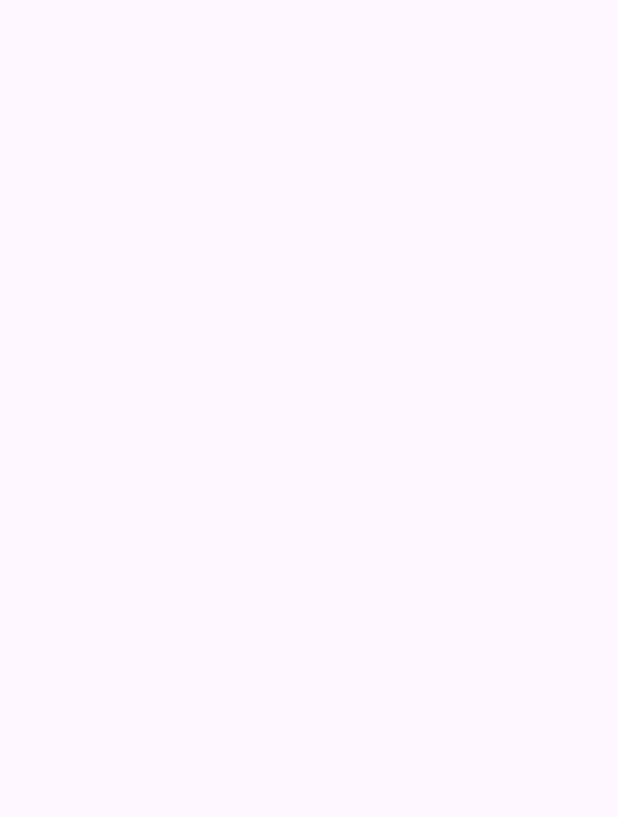
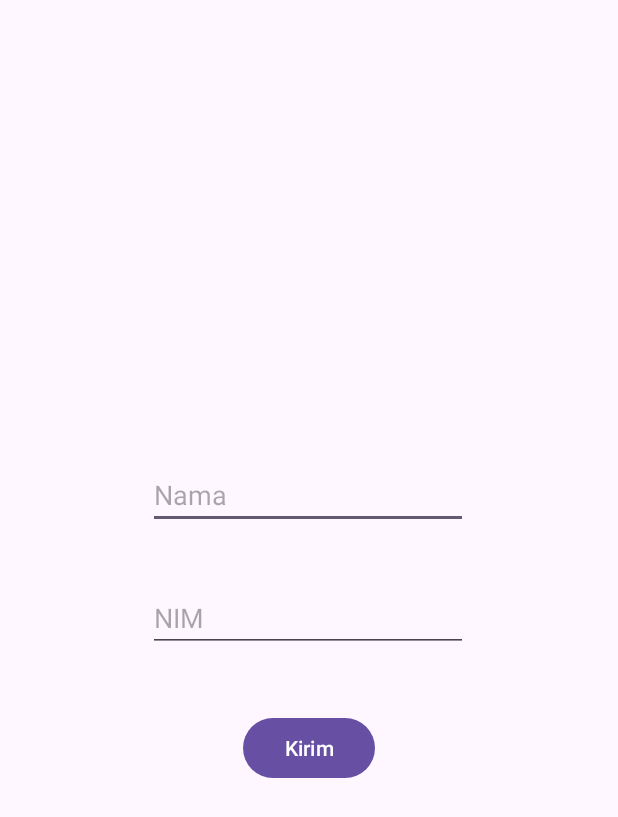
Before and after one commit to LukasKrisna/android-dasar, an Android app: the IntentForm screen opened directly, with no data from a screen before it, on a phone screen of 412 x 824 dp. Before the commit the part shown is empty. Shown: the top 817 px of the screen. Run offline under Robolectric (Android 15) with nearby library versions, the phone set to English and light mode, and no system bars.

Commit message:
Pass Data between Activities using intent fix

```diff
--- a/app/src/main/AndroidManifest.xml
+++ b/app/src/main/AndroidManifest.xml
@@ -12,6 +12,9 @@
         android:supportsRtl="true"
         android:theme="@style/Theme.HelloWorld"
         tools:targetApi="31">
+        <activity
+            android:name=".IntentFormResult"
+            android:exported="false" />
         <activity
             android:name=".IntentForm"
             android:exported="false" />
@@ -29,7 +32,7 @@
             android:exported="false" />
         <activity
             android:name=".MainActivity"
-            android:exported="false"></activity>
+            android:exported="false" />
     </application>
 
 </manifest>
--- a/app/src/main/java/com/lukas202201011/helloworld/IntentForm.java
+++ b/app/src/main/java/com/lukas202201011/helloworld/IntentForm.java
@@ -2,7 +2,11 @@ package com.lukas202201011.helloworld;
 
 import androidx.appcompat.app.AppCompatActivity;
 
+import android.content.Intent;
 import android.os.Bundle;
+import android.view.View;
+import android.widget.Button;
+import android.widget.EditText;
 
 public class IntentForm extends AppCompatActivity {
 
@@ -10,5 +14,22 @@ public class IntentForm extends AppCompatActivity {
     protected void onCreate(Bundle savedInstanceState) {
         super.onCreate(savedInstanceState);
         setContentView(R.layout.activity_intent_form);
+
+        EditText mEditTextNama = findViewById(R.id.editTextNama);
+        EditText mEditTextNIM = findViewById(R.id.editTextNIM);
+        Button mButtonKirim = findViewById(R.id.buttonKirimIntentForm);
+
+        mButtonKirim.setOnClickListener(new View.OnClickListener() {
+            @Override
+            public void onClick(View view) {
+                String name = mEditTextNama.getText().toString();
+                String nim = mEditTextNIM.getText().toString();
+
+                Intent intent = new Intent(IntentForm.this, IntentFormResult.class);
+                intent.putExtra("NAMA", name);
+                intent.putExtra("NIM", nim);
+                startActivity(intent);
+            }
+        });
     }
 }
--- a/app/src/main/res/layout/activity_intent_form.xml
+++ b/app/src/main/res/layout/activity_intent_form.xml
@@ -6,4 +6,41 @@
     android:layout_height="match_parent"
     tools:context=".IntentForm">
 
+    <EditText
+        android:id="@+id/editTextNama"
+        android:layout_width="wrap_content"
+        android:layout_height="wrap_content"
+        android:ems="10"
+        android:inputType="text"
+        android:hint="Nama"
+        app:layout_constraintBottom_toBottomOf="parent"
+        app:layout_constraintEnd_toEndOf="parent"
+        app:layout_constraintHorizontal_bias="0.497"
+        app:layout_constraintStart_toStartOf="parent"
+        app:layout_constraintTop_toTopOf="parent"
+        app:layout_constraintVertical_bias="0.395" />
+
+    <EditText
+        android:id="@+id/editTextNIM"
+        android:layout_width="wrap_content"
+        android:layout_height="wrap_content"
+        android:ems="10"
+        android:inputType="text"
+        android:hint="NIM"
+        app:layout_constraintBottom_toBottomOf="parent"
+        app:layout_constraintEnd_toEndOf="parent"
+        app:layout_constraintHorizontal_bias="0.497"
+        app:layout_constraintStart_toStartOf="parent"
+        app:layout_constraintTop_toTopOf="parent" />
+
+    <Button
+        android:id="@+id/buttonKirimIntentForm"
+        android:layout_width="wrap_content"
+        android:layout_height="wrap_content"
+        android:text="Kirim"
+        app:layout_constraintBottom_toBottomOf="parent"
+        app:layout_constraintEnd_toEndOf="parent"
+        app:layout_constraintStart_toStartOf="parent"
+        app:layout_constraintTop_toTopOf="parent"
+        app:layout_constraintVertical_bias="0.612" />
 </androidx.constraintlayout.widget.ConstraintLayout>
```
Also changed, not shown: app/src/main/java/com/lukas202201011/helloworld/IntentFormResult.java (added, +24 -0 lines), app/src/main/res/layout/activity_intent_form_result.xml (added, +20 -0 lines).
